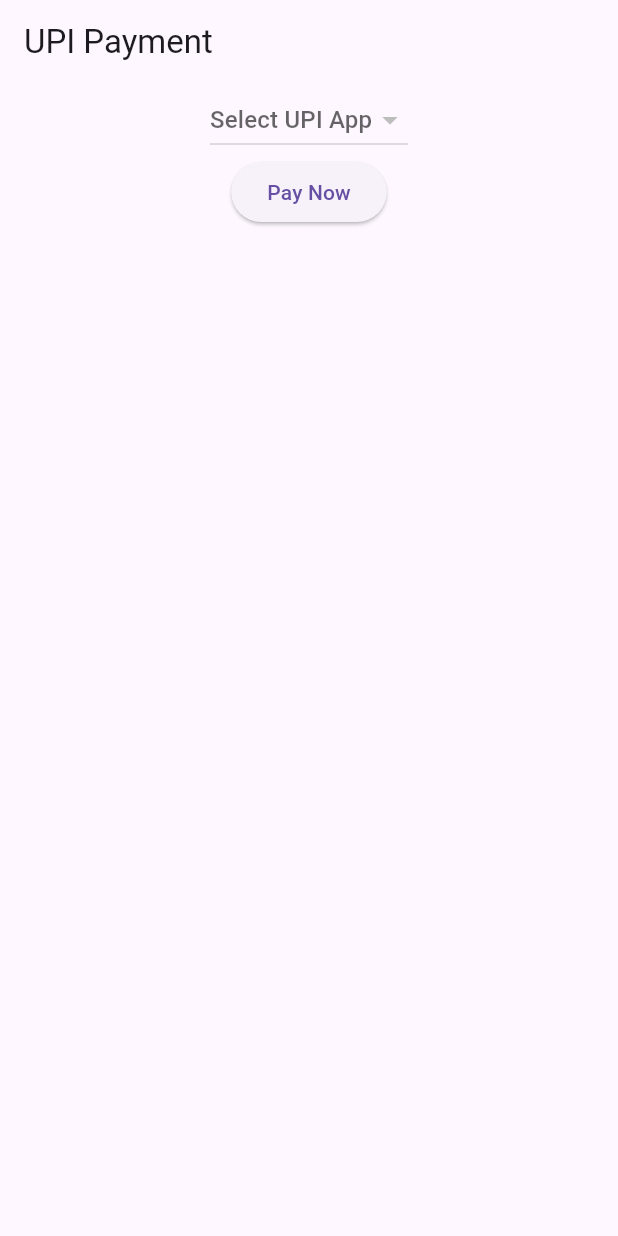
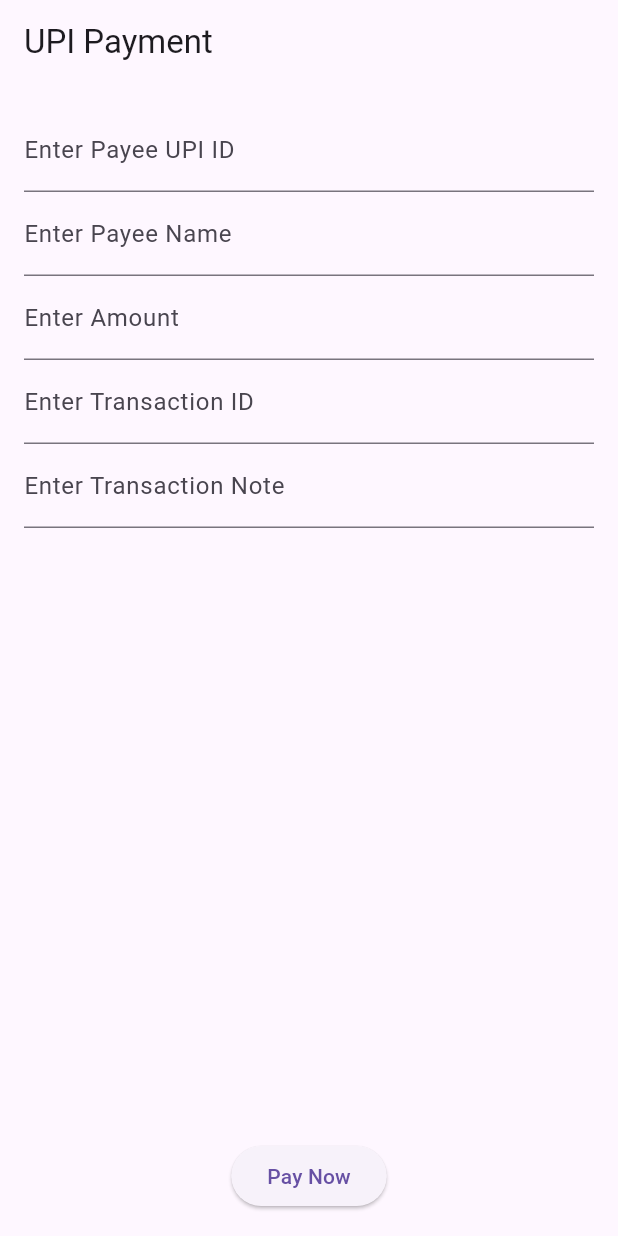
Before and after one commit to codeislife07/upi_payment_demo_flutter, a Flutter app: the screen it shows after launch, after a tap on "Pay Now", on a phone screen of 412 x 824 dp. Run offline on Flutter 3.47's test engine with Material 3 defaults, Android fonts, the phone set to English and light mode, and no system bars; missing offline and left inert: upi_payment_plugin.

Commit message:
update code

```diff
--- a/lib/main.dart
+++ b/lib/main.dart
@@ -15,6 +15,13 @@
   List<UpiAppModel> upiApps = [];
   UpiAppModel? selectedUpiApp;
 
+  // Controllers for text fields
+  final TextEditingController payeeUpiIdController = TextEditingController();
+  final TextEditingController payeeNameController = TextEditingController();
+  final TextEditingController amountController = TextEditingController();
+  final TextEditingController transactionIdController = TextEditingController();
+  final TextEditingController transactionNoteController = TextEditingController();
+
   @override
   void initState() {
     fetchUpiApps();
@@ -30,17 +37,24 @@
 
   void initiateUPIPayment() {
     if (selectedUpiApp == null) return;
+
+    String payeeUpiId = payeeUpiIdController.text;
+    String payeeName = payeeNameController.text;
+    double amount = double.tryParse(amountController.text) ?? 0.0;
+    String transactionId = transactionIdController.text;
+    String transactionNote = transactionNoteController.text;
+
     UpiPaymentPlugin.initiateUPIPayment(
-      payeeUpiId: 'upi@id',
-      payeeName: 'payeeName',
-      amount: 1.0,
-      transactionId: 'txn123456',
-      transactionNote: 'Test Transaction',
+      payeeUpiId: payeeUpiId,
+      payeeName: payeeName,
+      amount: amount,
+      transactionId: transactionId,
+      transactionNote: transactionNote,
       merchantCode: '1234',
       link: '',
       transactionRefId: 'ref123456',
-      packageName:selectedUpiApp?.packageName?? 'com.google.android.apps.nbu.paisa.user',//default google pay
-      secretKey: '', //provide by upi app
+      packageName: selectedUpiApp?.packageName ?? 'com.google.android.apps.nbu.paisa.user', // default Google Pay
+      secretKey: '', // provide by UPI app
     );
   }
 
@@ -49,24 +63,69 @@
     return MaterialApp(
       home: Scaffold(
         appBar: AppBar(title: Text("UPI Payment")),
-        body: Center(
+        body: Padding(
+          padding: const EdgeInsets.all(16.0),
           child: Column(
             children: [
-              DropdownButton<UpiAppModel>(
-                hint: Text("Select UPI App"),
-                value: selectedUpiApp,
-                onChanged: (UpiAppModel? newValue) {
-                  setState(() {
-                    selectedUpiApp = newValue;
-                  });
-                },
-                items: upiApps.map((UpiAppModel app) {
-                  return DropdownMenuItem<UpiAppModel>(
-                    value: app,
-                    child: Text(app.appName),
-                  );
-                }).toList(),
+              // Payment details text fields
+              TextField(
+                controller: payeeUpiIdController,
+                decoration: InputDecoration(labelText: "Enter Payee UPI ID"),
               ),
+              TextField(
+                controller: payeeNameController,
+                decoration: InputDecoration(labelText: "Enter Payee Name"),
+              ),
+              TextField(
+                controller: amountController,
+                keyboardType: TextInputType.number,
+                decoration: InputDecoration(labelText: "Enter Amount"),
+              ),
+              TextField(
+                controller: transactionIdController,
+                decoration: InputDecoration(labelText: "Enter Transaction ID"),
+              ),
+              TextField(
+                controller: transactionNoteController,
+                decoration: InputDecoration(labelText: "Enter Transaction Note"),
+              ),
+              SizedBox(height: 20),
+
+              // GridView for UPI apps selection
+              Expanded(
+                child: GridView.builder(
+                  gridDelegate: SliverGridDelegateWithFixedCrossAxisCount(
+                    crossAxisCount: 2,
+                    crossAxisSpacing: 10,
+                    mainAxisSpacing: 10,
+                  ),
+                  itemCount: upiApps.length,
+                  itemBuilder: (context, index) {
+                    UpiAppModel app = upiApps[index];
+                    return GestureDetector(
+                      onTap: () {
+                        setState(() {
+                          selectedUpiApp = app;
+                        });
+                      },
+                      child: Card(
+                        color: selectedUpiApp == app ? Colors.blue : Colors.white,
+                        child: Center(
+                          child: Text(
+                            app.appName,
+                            textAlign: TextAlign.center,
+                            style: TextStyle(
+                              color: selectedUpiApp == app ? Colors.white : Colors.black,
+                            ),
+                          ),
+                        ),
+                      ),
+                    );
+                  },
+                ),
+              ),
+
+              // Pay Now Button
               ElevatedButton(
                 onPressed: initiateUPIPayment,
                 child: Text("Pay Now"),
--- a/pubspec.yaml
+++ b/pubspec.yaml
@@ -34,7 +34,7 @@
   # The following adds the Cupertino Icons font to your application.
   # Use with the CupertinoIcons class for iOS style icons.
   cupertino_icons: ^1.0.8
-  upi_payment_plugin:
+  upi_payment_plugin: 0.0.2
 
 
 dev_dependencies:
```
Also changed, not shown: pubspec.lock.
